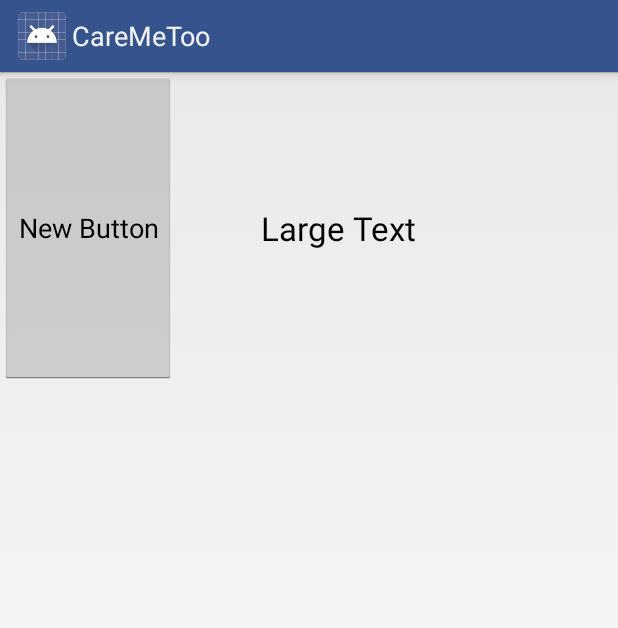
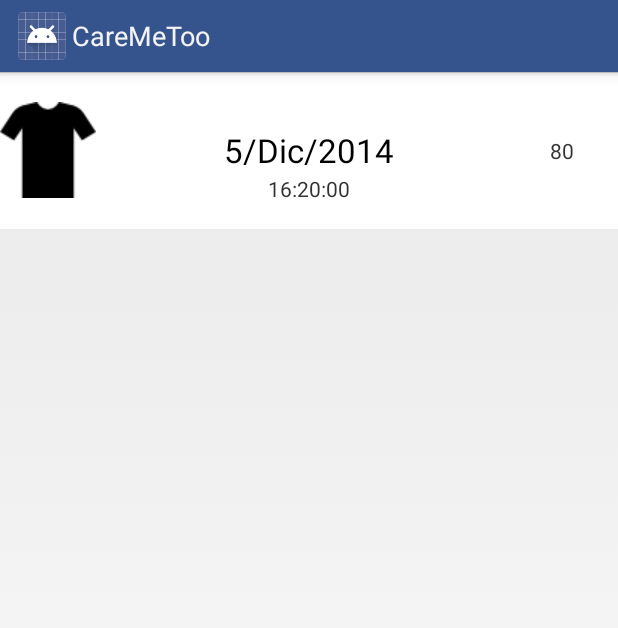
Before and after one commit to panzerfausten/CareMeToo, an Android app: the layout events_history_item.xml on its own in the app's theme, with its tools: preview values and no code run, on a phone screen of 412 x 824 dp. Shown: the top 628 px of the screen. Run offline under Robolectric (Android 15) with nearby library versions, the phone set to English and light mode, and no system bars; network calls fail.

Commit message:
more stuff

```diff
--- a/app/src/main/res/layout/events_history.xml
+++ b/app/src/main/res/layout/events_history.xml
@@ -3,4 +3,10 @@
     android:orientation="vertical" android:layout_width="match_parent"
     android:layout_height="match_parent">
 
+
+    <ListView
+        android:id="@android:id/list"
+        android:layout_width="match_parent"
+        android:layout_height="wrap_content" >
+    </ListView>
 </LinearLayout>
--- a/app/src/main/res/layout/events_history_item.xml
+++ b/app/src/main/res/layout/events_history_item.xml
@@ -8,26 +8,45 @@
         android:orientation="horizontal"
         android:layout_width="match_parent"
         android:layout_height="wrap_content"
-        android:layout_weight="0.22"
-        android:weightSum="1">
-
-        <Button
-            android:layout_width="wrap_content"
-            android:layout_height="match_parent"
-            android:text="New Button"
-            android:id="@+id/button3" />
+        android:weightSum="1"
+        android:layout_weight="0.05"
+        android:background="#ffffffff">
 
         <FrameLayout
             android:layout_width="match_parent"
-            android:layout_height="match_parent"
+            android:layout_height="70dp"
             android:layout_gravity="center_vertical">
 
+            <ImageView
+                android:layout_width="64dp"
+                android:layout_height="64dp"
+                android:margin_left="5dp"
+                android:id="@+id/imageView"
+                android:layout_gravity="left|center_vertical"
+                android:src="@drawable/dressing" />
+
             <TextView
-                android:layout_width="238dp"
+                android:layout_width="wrap_content"
                 android:layout_height="wrap_content"
                 android:textAppearance="?android:attr/textAppearanceLarge"
-                android:text="Large Text"
+                android:text="5/Dic/2014"
                 android:id="@+id/textView5"
+                android:layout_gravity="center" />
+
+            <TextView
+                android:layout_width="wrap_content"
+                android:layout_height="wrap_content"
+                android:textAppearance="?android:attr/textAppearanceSmall"
+                android:text="16:20:00"
+                android:id="@+id/textView6"
+                android:layout_gravity="center_horizontal|bottom" />
+
+            <TextView
+                android:layout_width="45dp"
+                android:layout_height="wrap_content"
+                android:textAppearance="?android:attr/textAppearanceSmall"
+                android:text="80"
+                android:id="@+id/textView7"
                 android:layout_gravity="right|center_vertical" />
         </FrameLayout>
     </LinearLayout>
--- /dev/null
+++ b/app/src/main/res/menu/menu_event_history.xml
@@ -0,0 +1,6 @@
+<menu xmlns:android="http://schemas.android.com/apk/res/android"
+    xmlns:tools="http://schemas.android.com/tools"
+    tools:context="com.example.dmiranda.caremetoo.EventHistoryActivity">
+    <item android:id="@+id/action_settings" android:title="@string/action_settings"
+        android:orderInCategory="100" android:showAsAction="never" />
+</menu>
--- a/app/src/main/res/values/strings.xml
+++ b/app/src/main/res/values/strings.xml
@@ -22,8 +22,6 @@
     <string name="title_activity_sync">SyncActivity</string>
     <string name="title_activity_event_details">Editar evento</string>
     <string name="note_textview">NOTAS</string>
-
-
     <string name="suds_zero">Totalmente relajado</string>
     <string name="suds_one">Alerta y despierto, me concentro bien</string>
     <string name="suds_two">Ansiedad o angustia minima</string>
@@ -35,7 +33,6 @@
     <string name="suds_eight">Muy ansioso o angustiado, no me puedo concentrar.</string>
     <string name="suds_nine">Extremadamente ansioso o angustiado</string>
     <string name="suds_ten">La ansiedad, miedo, o malestar mas grande que he sentido.</string>
-
     <string name="suds_value_zero">00</string>
     <string name="suds_value_one">10</string>
     <string name="suds_value_two">20</string>
@@ -47,4 +44,6 @@
     <string name="suds_value_eight">80</string>
     <string name="suds_value_nine">90</string>
     <string name="suds_value_ten">100</string>
+    <string name="title_activity_event_history">EventHistoryActivity</string>
+
 </resources>
```
Also changed, not shown: app/src/main/AndroidManifest.xml (+12 -3 lines), app/src/main/java/com/example/dmiranda/caremetoo/EventHistoryActivity.java (added, +48 -0 lines), app/src/main/java/com/example/dmiranda/caremetoo/EventItemFragment.java (added, +86 -0 lines), app/src/main/java/com/example/dmiranda/caremetoo/dummy/DummyContent.java (added, +55 -0 lines), app/src/main/java/com/example/dmiranda/caremetoo/listAdapters/EventHistoryListAddapter.java (added, +18 -0 lines), app/src/main/res/layout/activity_event_history.xml (added, +9 -0 lines).
